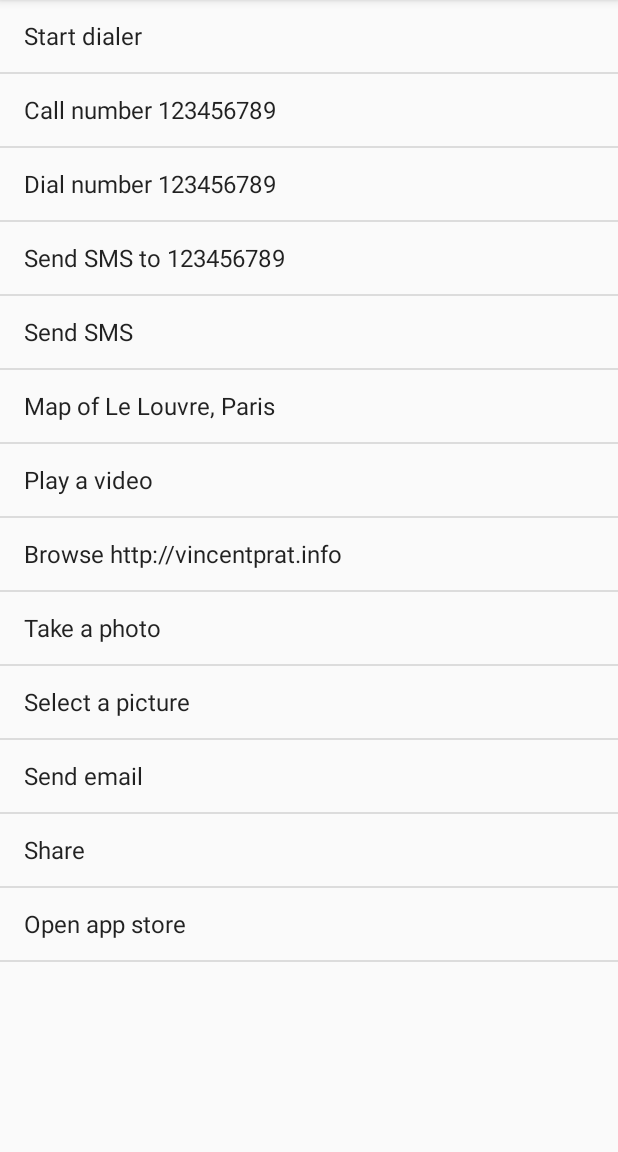
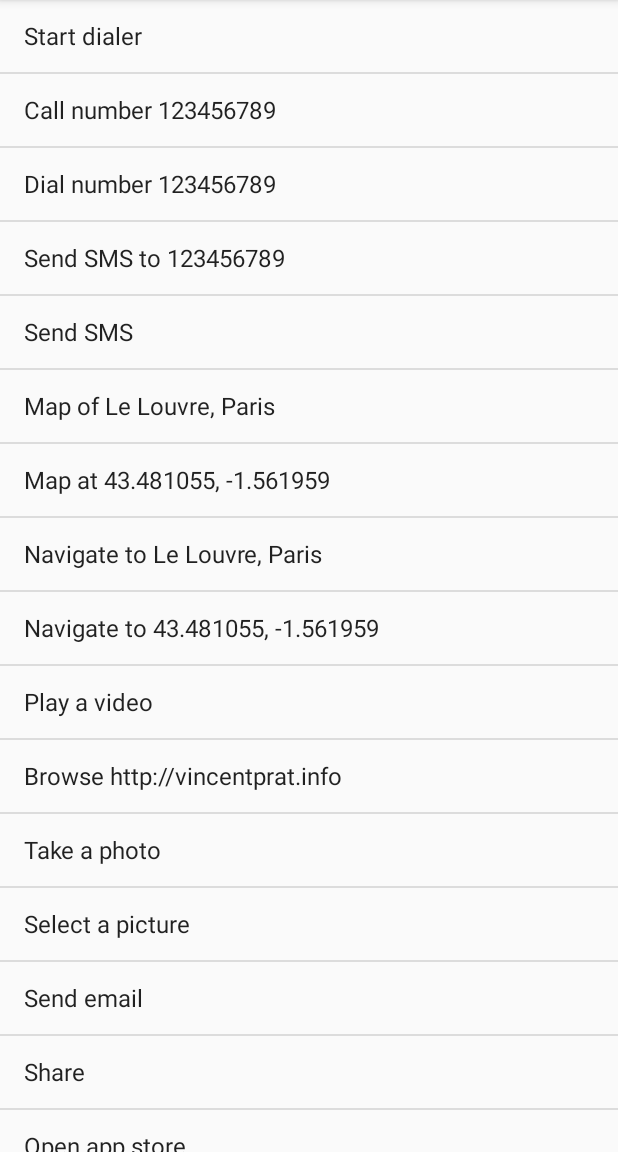
Before and after one commit to marvinlabs/android-intents, an Android app: the screen it shows after launch (MainActivity), on a phone screen of 412 x 824 dp, the part 84-1236 px from its top. Run offline under Robolectric (Android 15) with nearby library versions, the phone set to English and light mode, and no system bars.

Commit message:
Add "map" intent on coordinates Add "navigate to" intents

```diff
--- a/demo/src/main/java/com/marvinlabs/intents/demo/IntentItemFragment.java
+++ b/demo/src/main/java/com/marvinlabs/intents/demo/IntentItemFragment.java
@@ -22,7 +22,6 @@ import com.marvinlabs.intents.PhoneIntents;
 import com.marvinlabs.intents.ShareIntents;
 import com.marvinlabs.intents.SystemIntents;
 
-import java.io.File;
 import java.util.ArrayList;
 import java.util.List;
 
@@ -66,6 +65,9 @@ public class IntentItemFragment extends Fragment implements AbsListView.OnItemCl
 
         // GeoIntents
         intents.add(new DemoItem(res.getString(R.string.map_of), GeoIntents.newMapsIntent("1 rue du louvre 75000 Paris", "Le Louvre, Paris")));
+        intents.add(new DemoItem(res.getString(R.string.map_at), GeoIntents.newMapsIntent(43.481055f, -1.561959f)));
+        intents.add(new DemoItem(res.getString(R.string.navigate_to_address), GeoIntents.newNavigationIntent("1 rue du louvre 75000 Paris")));
+        intents.add(new DemoItem(res.getString(R.string.navigate_to_location), GeoIntents.newNavigationIntent(43.481055f, -1.561959f)));
 
         // MediaIntents
         intents.add(new DemoItem(res.getString(R.string.play_video), MediaIntents.newPlayVideoIntent("https://www.youtube.com/watch?v=b_yiWIXBI7o")));
--- a/demo/src/main/res/values/strings.xml
+++ b/demo/src/main/res/values/strings.xml
@@ -11,6 +11,9 @@
     <string name="send_sms">Send SMS</string>
 
     <string name="map_of">Map of Le Louvre, Paris</string>
+    <string name="map_at">Map at 43.481055, -1.561959</string>
+    <string name="navigate_to_address">Navigate to Le Louvre, Paris</string>
+    <string name="navigate_to_location">Navigate to 43.481055, -1.561959</string>
 
     <string name="play_video">Play a video</string>
     <string name="browse_web">Browse http://vincentprat.info</string>
--- a/library/src/main/java/com/marvinlabs/intents/GeoIntents.java
+++ b/library/src/main/java/com/marvinlabs/intents/GeoIntents.java
@@ -18,8 +18,6 @@ package com.marvinlabs.intents;
 
 import android.content.Intent;
 import android.net.Uri;
-
-import java.util.Locale;
 
 /**
  * Provides factory methods to create intents to work with geographical data (search locations for instance)
@@ -43,11 +41,61 @@ public class GeoIntents {
         sb.append(addressEncoded);
 
         // pass text for the info window
-        String titleEncoded = Uri.encode("(" + placeTitle + ")");
+        String titleEncoded = Uri.encode(" (" + placeTitle + ")");
         sb.append(titleEncoded);
 
-        // set locale; probably not required for the maps app?
-        sb.append("&hl=" + Locale.getDefault().getLanguage());
+        return new Intent(Intent.ACTION_VIEW, Uri.parse(sb.toString()));
+    }
+
+    /**
+     * Intent that should allow opening a map showing the given location (if it exists)
+     *
+     * @param latitude  The latitude of the center of the map
+     * @param longitude The longitude of the center of the map
+     * @return the intent
+     */
+    public static Intent newMapsIntent(float latitude, float longitude) {
+        StringBuilder sb = new StringBuilder();
+        sb.append("geo:");
+
+        sb.append(latitude);
+        sb.append(",");
+        sb.append(longitude);
+
+        return new Intent(Intent.ACTION_VIEW, Uri.parse(sb.toString()));
+    }
+
+    /**
+     * Intent that should allow opening a map showing the given address (if it exists)
+     *
+     * @param address    The address to search
+     * @param placeTitle The title to show on the marker
+     * @return the intent
+     */
+    public static Intent newNavigationIntent(String address) {
+        StringBuilder sb = new StringBuilder();
+        sb.append("google.navigation:q=");
+
+        String addressEncoded = Uri.encode(address);
+        sb.append(addressEncoded);
+
+        return new Intent(Intent.ACTION_VIEW, Uri.parse(sb.toString()));
+    }
+
+    /**
+     * Intent that should allow opening a map showing the given location (if it exists)
+     *
+     * @param latitude  The latitude of the center of the map
+     * @param longitude The longitude of the center of the map
+     * @return the intent
+     */
+    public static Intent newNavigationIntent(float latitude, float longitude) {
+        StringBuilder sb = new StringBuilder();
+        sb.append("google.navigation:q=");
+
+        sb.append(latitude);
+        sb.append(",");
+        sb.append(longitude);
 
         return new Intent(Intent.ACTION_VIEW, Uri.parse(sb.toString()));
     }
```
Also changed, not shown: 2 other files.
